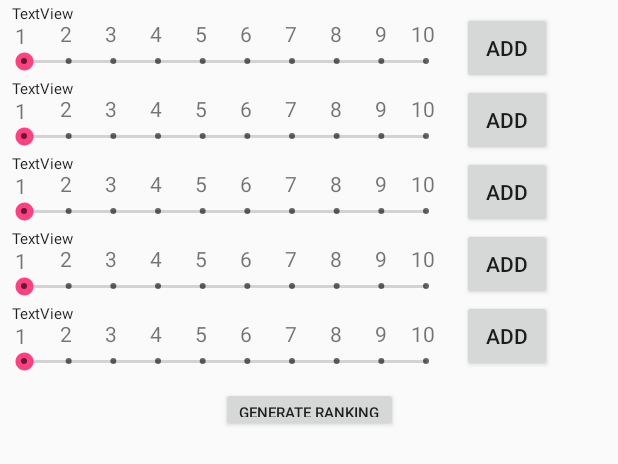
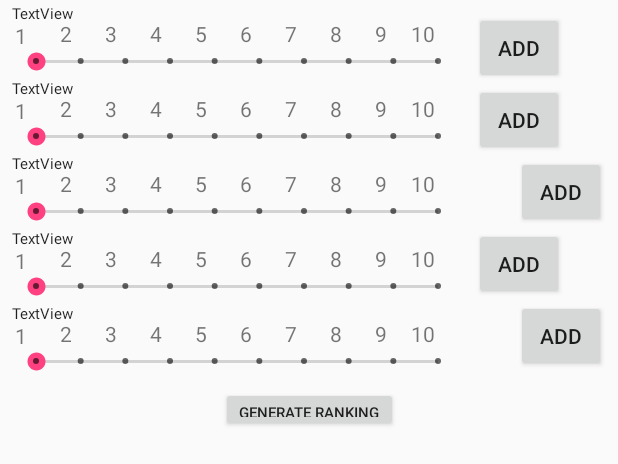
Before and after one commit to aTobyWanKenobi/uni-rank-android, an Android app: the layout create_ranking_fragment.xml on its own in the app's theme, with its tools: preview values and no code run, on a phone screen of 412 x 824 dp. Shown: the top 464 px of the screen. Run offline under Robolectric (Android 15) with nearby library versions, the phone set to English and light mode, and no system bars.

Commit message:
polished creating fragment restart, ranking on real data still performing strangely

```diff
--- a/app/src/main/java/com/example/albergon/unirank/CreateRankingFragment.java
+++ b/app/src/main/java/com/example/albergon/unirank/CreateRankingFragment.java
@@ -162,7 +162,6 @@ public class CreateRankingFragment extends Fragment {
                 }
 
                 Ranking aggregatedRank = aggregator.aggregate();
-                System.out.println(aggregatedRank);
                 displayRanking(aggregatedRank);
             }
         });
@@ -170,7 +169,7 @@ public class CreateRankingFragment extends Fragment {
     }
 
     private void restartFragment() {
-        getFragmentManager().beginTransaction().detach(this).attach(this).commit();
+        ((SidebarActivity) getActivity()).restartRankGeneration();
     }
 
     private View.OnClickListener createButtonListener(final int index) {
@@ -199,7 +198,7 @@ public class CreateRankingFragment extends Fragment {
         for(int i = 0; i < idList.size(); i++) {
             int id = idList.get(i);
             University uni = databaseHelper.getUniversity(id);
-            nameList.add(i + "  " + uni.getName());
+            nameList.add((i+1) + "  " + id + "  " + uni.getName());
         }
 
         ArrayAdapter<String> adapter = new ArrayAdapter<String>(getContext(),
--- a/app/src/main/java/com/example/albergon/unirank/SidebarActivity.java
+++ b/app/src/main/java/com/example/albergon/unirank/SidebarActivity.java
@@ -53,6 +53,13 @@ public class SidebarActivity extends AppCompatActivity
         fragmentManager = getSupportFragmentManager();
         currentFragment = fragmentManager.findFragmentById(R.id.fragment_container);
 
+        CreateRankingFragment createRankingFragment = CreateRankingFragment.newInstance();
+        fragmentManager.beginTransaction()
+                .replace(R.id.fragment_container, createRankingFragment)
+                .commit();
+    }
+
+    public void restartRankGeneration() {
         CreateRankingFragment createRankingFragment = CreateRankingFragment.newInstance();
         fragmentManager.beginTransaction()
                 .replace(R.id.fragment_container, createRankingFragment)
--- a/app/src/main/res/layout/create_ranking_fragment.xml
+++ b/app/src/main/res/layout/create_ranking_fragment.xml
@@ -14,7 +14,7 @@
         android:layout_marginLeft="10dp"
         app:layout_constraintLeft_toLeftOf="parent"
         android:layout_marginBottom="-1dp"
-        app:layout_constraintBottom_toTopOf="@+id/indicator3" />
+        app:layout_constraintBottom_toTopOf="@+id/indicator5" />
 
     <TextView
         android:id="@+id/i5n2"
@@ -24,7 +24,7 @@
         app:layout_constraintLeft_toRightOf="@+id/i5n1"
         android:layout_marginLeft="22dp"
         android:layout_marginBottom="0dp"
-        app:layout_constraintBottom_toTopOf="@+id/indicator3" />
+        app:layout_constraintBottom_toTopOf="@+id/indicator5" />
 
     <TextView
         android:id="@+id/i5n3"
@@ -34,7 +34,7 @@
         app:layout_constraintLeft_toRightOf="@+id/i5n2"
         android:layout_marginLeft="22dp"
         android:layout_marginBottom="0dp"
-        app:layout_constraintBottom_toTopOf="@+id/indicator3" />
+        app:layout_constraintBottom_toTopOf="@+id/indicator5" />
 
     <TextView
         android:id="@+id/i5n4"
@@ -44,7 +44,7 @@
         app:layout_constraintLeft_toRightOf="@+id/i5n3"
         android:layout_marginLeft="22dp"
         android:layout_marginBottom="0dp"
-        app:layout_constraintBottom_toTopOf="@+id/indicator3" />
+        app:layout_constraintBottom_toTopOf="@+id/indicator5" />
 
     <TextView
         android:id="@+id/i5n5"
@@ -54,7 +54,7 @@
         app:layout_constraintLeft_toRightOf="@+id/i5n4"
         android:layout_marginLeft="22dp"
         android:layout_marginBottom="0dp"
-        app:layout_constraintBottom_toTopOf="@+id/indicator3" />
+        app:layout_constraintBottom_toTopOf="@+id/indicator5" />
 
     <TextView
         android:id="@+id/i5n6"
@@ -64,7 +64,7 @@
         app:layout_constraintLeft_toRightOf="@+id/i5n5"
         android:layout_marginLeft="22dp"
         android:layout_marginBottom="0dp"
-        app:layout_constraintBottom_toTopOf="@+id/indicator3" />
+        app:layout_constraintBottom_toTopOf="@+id/indicator5" />
 
     <TextView
         android:id="@+id/i5n7"
@@ -74,7 +74,7 @@
         app:layout_constraintLeft_toRightOf="@+id/i5n6"
         android:layout_marginLeft="22dp"
         android:layout_marginBottom="0dp"
-        app:layout_constraintBottom_toTopOf="@+id/indicator3" />
+        app:layout_constraintBottom_toTopOf="@+id/indicator5" />
 
     <TextView
         android:id="@+id/i5n8"
@@ -84,7 +84,7 @@
         app:layout_constraintLeft_toRightOf="@+id/i5n7"
         android:layout_marginLeft="22dp"
         android:layout_marginBottom="0dp"
-        app:layout_constraintBottom_toTopOf="@+id/indicator3" />
+        app:layout_constraintBottom_toTopOf="@+id/indicator5" />
 
     <TextView
         android:id="@+id/i5n9"
@@ -94,7 +94,7 @@
         app:layout_constraintLeft_toRightOf="@+id/i5n8"
         android:layout_marginLeft="22dp"
         android:layout_marginBottom="0dp"
-        app:layout_constraintBottom_toTopOf="@+id/indicator3" />
+        app:layout_constraintBottom_toTopOf="@+id/indicator5" />
 
     <TextView
         android:id="@+id/i5n10"
@@ -104,7 +104,7 @@
         android:text="10"
         app:layout_constraintLeft_toRightOf="@+id/i5n9"
         android:layout_marginBottom="0dp"
-        app:layout_constraintBottom_toTopOf="@+id/indicator3" />
+        app:layout_constraintBottom_toTopOf="@+id/indicator5" />
 
     <TextView
         android:id="@+id/i4n1"
@@ -214,7 +214,7 @@
         android:layout_marginLeft="10dp"
         app:layout_constraintLeft_toLeftOf="parent"
         android:layout_marginBottom="-1dp"
-        app:layout_constraintBottom_toTopOf="@+id/indicator5" />
+        app:layout_constraintBottom_toTopOf="@+id/indicator3" />
 
     <TextView
         android:id="@+id/i3n2"
@@ -224,7 +224,7 @@
         app:layout_constraintLeft_toRightOf="@+id/i3n1"
         android:layout_marginLeft="22dp"
         android:layout_marginBottom="0dp"
-        app:layout_constraintBottom_toTopOf="@+id/indicator5" />
+        app:layout_constraintBottom_toTopOf="@+id/indicator3" />
 
     <TextView
         android:id="@+id/i3n3"
@@ -234,7 +234,7 @@
         app:layout_constraintLeft_toRightOf="@+id/i3n2"
         android:layout_marginLeft="22dp"
         android:layout_marginBottom="0dp"
-        app:layout_constraintBottom_toTopOf="@+id/indicator5" />
+        app:layout_constraintBottom_toTopOf="@+id/indicator3" />
 
     <TextView
         android:id="@+id/i3n4"
@@ -244,7 +244,7 @@
         app:layout_constraintLeft_toRightOf="@+id/i3n3"
         android:layout_marginLeft="22dp"
         android:layout_marginBottom="0dp"
-        app:layout_constraintBottom_toTopOf="@+id/indicator5" />
+        app:layout_constraintBottom_toTopOf="@+id/indicator3" />
 
     <TextView
         android:id="@+id/i3n5"
@@ -254,7 +254,7 @@
         app:layout_constraintLeft_toRightOf="@+id/i3n4"
         android:layout_marginLeft="22dp"
         android:layout_marginBottom="0dp"
-        app:layout_constraintBottom_toTopOf="@+id/indicator5" />
+        app:layout_constraintBottom_toTopOf="@+id/indicator3" />
 
     <TextView
         android:id="@+id/i3n6"
@@ -264,7 +264,7 @@
         app:layout_constraintLeft_toRightOf="@+id/i3n5"
         android:layout_marginLeft="22dp"
         android:layout_marginBottom="0dp"
-        app:layout_constraintBottom_toTopOf="@+id/indicator5" />
+        app:layout_constraintBottom_toTopOf="@+id/indicator3" />
 
     <TextView
         android:id="@+id/i3n7"
@@ -274,7 +274,7 @@
         app:layout_constraintLeft_toRightOf="@+id/i3n6"
         android:layout_marginLeft="22dp"
         android:layout_marginBottom="0dp"
-        app:layout_constraintBottom_toTopOf="@+id/indicator5" />
+        app:layout_constraintBottom_toTopOf="@+id/indicator3" />
 
     <TextView
         android:id="@+id/i3n8"
@@ -284,7 +284,7 @@
         app:layout_constraintLeft_toRightOf="@+id/i3n7"
         android:layout_marginLeft="22dp"
         android:layout_marginBottom="0dp"
-        app:layout_constraintBottom_toTopOf="@+id/indicator5" />
+        app:layout_constraintBottom_toTopOf="@+id/indicator3" />
 
     <TextView
         android:id="@+id/i3n9"
@@ -294,7 +294,7 @@
         app:layout_constraintLeft_toRightOf="@+id/i3n8"
         android:layout_marginLeft="22dp"
         android:layout_marginBottom="0dp"
-        app:layout_constraintBottom_toTopOf="@+id/indicator5" />
+        app:layout_constraintBottom_toTopOf="@+id/indicator3" />
 
     <TextView
         android:id="@+id/i3n10"
@@ -304,7 +304,7 @@
         android:text="10"
         app:layout_constraintLeft_toRightOf="@+id/i3n9"
         android:layout_marginBottom="0dp"
-        app:layout_constraintBottom_toTopOf="@+id/indicator5" />
+        app:layout_constraintBottom_toTopOf="@+id/indicator3" />
 
     <TextView
         android:id="@+id/i2n1"
@@ -415,7 +415,8 @@
         android:max="9"
         android:progress="0"
         app:layout_constraintTop_toTopOf="parent"
-        tools:layout_editor_absoluteX="8dp" />
+        android:layout_marginLeft="8dp"
+        app:layout_constraintLeft_toLeftOf="parent" />
 
     <SeekBar
         android:id="@+id/indicator2"
@@ -426,7 +427,32 @@
         android:max="9"
         android:progress="0"
         app:layout_constraintTop_toBottomOf="@+id/indicator1"
-        tools:layout_editor_absoluteX="8dp" />
+        android:layout_marginLeft="8dp"
+        app:layout_constraintLeft_toLeftOf="parent" />
+
+    <SeekBar
+        android:id="@+id/indicator5"
+        style="@style/Widget.AppCompat.SeekBar.Discrete"
+        android:layout_width="300dp"
+        android:layout_height="wrap_content"
+        android:layout_marginTop="32dp"
+        android:max="9"
+        android:progress="0"
+        app:layout_constraintTop_toBottomOf="@+id/indicator4"
+        android:layout_marginLeft="8dp"
+        app:layout_constraintLeft_toLeftOf="parent" />
+
+    <SeekBar
+        android:id="@+id/indicator4"
+        style="@style/Widget.AppCompat.SeekBar.Discrete"
+        android:layout_width="300dp"
+        android:layout_height="wrap_content"
+        android:layout_marginTop="32dp"
+        android:max="9"
+        android:progress="0"
+        app:layout_constraintTop_toBottomOf="@+id/indicator3"
+        android:layout_marginLeft="8dp"
+        app:layout_constraintLeft_toLeftOf="parent" />
 
     <SeekBar
         android:id="@+id/indicator3"
@@ -436,30 +462,9 @@
         android:layout_marginTop="32dp"
         android:max="9"
         android:progress="0"
-        app:layout_constraintTop_toBottomOf="@+id/indicator4"
-        tools:layout_editor_absoluteX="8dp" />
-
-    <SeekBar
-        android:id="@+id/indicator4"
-        style="@style/Widget.AppCompat.SeekBar.Discrete"
-        android:layout_width="300dp"
-        android:layout_height="wrap_content"
-        android:layout_marginTop="32dp"
-        android:max="9"
-        android:progress="0"
-        app:layout_constraintTop_toBottomOf="@+id/indicator5"
-        tools:layout_editor_absoluteX="8dp" />
-
-    <SeekBar
-        android:id="@+id/indicator5"
-        style="@style/Widget.AppCompat.SeekBar.Discrete"
-        android:layout_width="300dp"
-        android:layout_height="wrap_content"
-        android:layout_marginTop="32dp"
-        android:max="9"
-        android:progress="0"
         app:layout_constraintTop_toBottomOf="@+id/indicator2"
-        tools:layout_editor_absoluteX="8dp" />
+        android:layout_marginLeft="8dp"
+        app:layout_constraintLeft_toLeftOf="parent" />
 
     <TextView
         android:id="@+id/indicator1_name"
@@ -497,7 +502,7 @@
         android:text="TextView"
         android:textAppearance="@style/TextAppearance.AppCompat"
         android:textSize="10sp"
-        app:layout_constraintBottom_toTopOf="@+id/indicator5"
+        app:layout_constraintBottom_toTopOf="@+id/indicator3"
         app:layout_constraintLeft_toLeftOf="parent" />
 
     <TextView
@@ -523,7 +528,7 @@
         android:text="TextView"
         android:textAppearance="@style/TextAppearance.AppCompat"
         android:textSize="10sp"
-        app:layout_constraintBottom_toTopOf="@+id/indicator3"
+        app:layout_constraintBottom_toTopOf="@+id/indicator5"
         app:layout_constraintLeft_toLeftOf="parent" />
 
     <TextView
@@ -673,11 +678,11 @@
         android:text="Add"
         android:layout_marginRight="8dp"
         app:layout_constraintRight_toRightOf="parent"
-        app:layout_constraintLeft_toRightOf="@+id/indicator5"
+        app:layout_constraintLeft_toRightOf="@+id/indicator3"
         android:layout_marginLeft="8dp"
         android:layout_marginTop="0dp"
         app:layout_constraintTop_toBottomOf="@+id/i2add"
-        app:layout_constraintHorizontal_bias="0.0" />
+        app:layout_constraintHorizontal_bias="1.0" />
 
     <Button
         android:id="@+id/i4add"
@@ -699,9 +704,9 @@
         android:text="Add"
         android:layout_marginRight="8dp"
         app:layout_constraintRight_toRightOf="parent"
-        app:layout_constraintLeft_toRightOf="@+id/indicator3"
+        app:layout_constraintLeft_toRightOf="@+id/indicator5"
         android:layout_marginLeft="8dp"
-        app:layout_constraintHorizontal_bias="0.0"
+        app:layout_constraintHorizontal_bias="1.0"
         android:layout_marginTop="0dp"
         app:layout_constraintTop_toBottomOf="@+id/i4add" />
 
@@ -716,6 +721,6 @@
         android:textSize="10sp"
         app:layout_constraintLeft_toLeftOf="parent"
         app:layout_constraintRight_toRightOf="parent"
-        app:layout_constraintTop_toBottomOf="@+id/indicator3" />
+        app:layout_constraintTop_toBottomOf="@+id/indicator5" />
 
 </android.support.constraint.ConstraintLayout>
```
